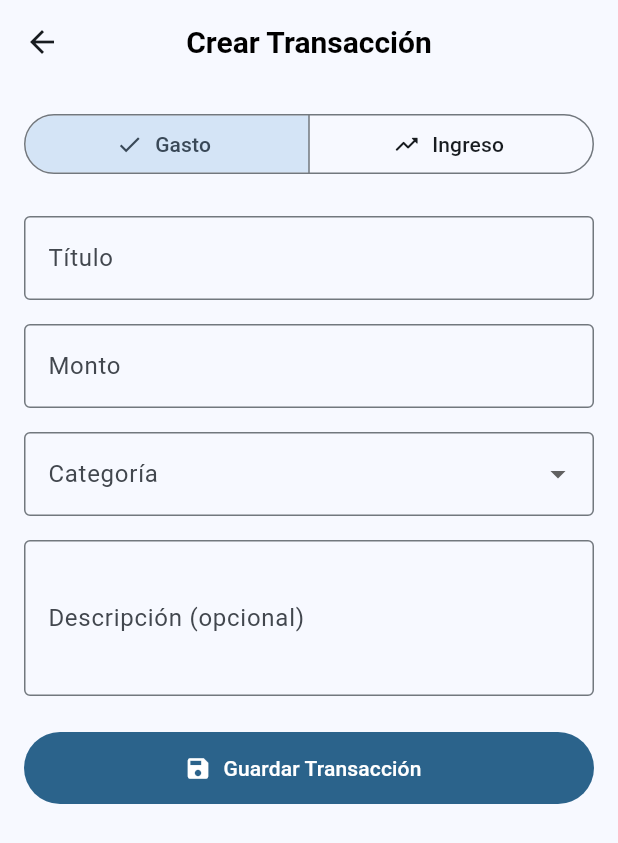
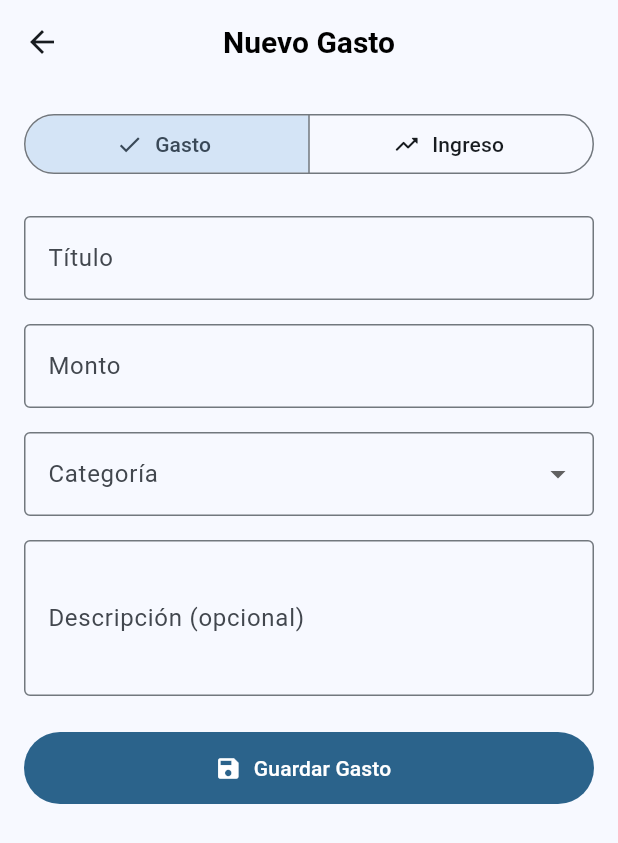
Before and after one commit to DetacoopFA2025/detagastos, a Flutter app: the screen it shows after launch, after a tap on the "add" icon, on a phone screen of 412 x 824 dp. Shown: the top 843 px of the screen. Run offline on Flutter 3.47's test engine with Material 3 defaults, Android fonts, the phone set to English and light mode, and no system bars; our stand-ins replace shared_preferences.

Commit message:
:sparkles: add detacoop logo

```diff
--- a/lib/screens/create_item_screen.dart
+++ b/lib/screens/create_item_screen.dart
@@ -118,7 +118,9 @@ class _CreateItemScreenState extends State<CreateItemScreen> {
   Widget build(BuildContext context) {
     return Scaffold(
       appBar: AppBar(
-        title: const Text('Crear Transacción'),
+        title: Text(_selectedType == TransactionType.expense
+            ? 'Nuevo Gasto'
+            : 'Nuevo Ingreso'),
       ),
       body: SingleChildScrollView(
         padding: const EdgeInsets.all(16.0),
@@ -154,10 +156,12 @@ class _CreateItemScreenState extends State<CreateItemScreen> {
               // Title Field
               TextFormField(
                 controller: _titleController,
-                decoration: const InputDecoration(
+                decoration: InputDecoration(
                   labelText: 'Título',
-                  hintText: 'Ej: Supermercado, Salario, etc.',
-                  border: OutlineInputBorder(),
+                  hintText: _selectedType == TransactionType.expense
+                      ? 'Ej: Supermercado, Gasolina, etc.'
+                      : 'Ej: Salario, Venta, etc.',
+                  border: const OutlineInputBorder(),
                 ),
                 validator: (value) {
                   if (value == null || value.isEmpty) {
@@ -249,8 +253,9 @@ class _CreateItemScreenState extends State<CreateItemScreen> {
                         ),
                       )
                     : const Icon(Icons.save),
-                label:
-                    Text(_isLoading ? 'Guardando...' : 'Guardar Transacción'),
+                label: Text(_isLoading
+                    ? 'Guardando...'
+                    : 'Guardar ${_selectedType == TransactionType.expense ? 'Gasto' : 'Ingreso'}'),
                 style: FilledButton.styleFrom(
                   minimumSize: const Size(double.infinity, 48),
                 ),
--- a/lib/screens/home_screen.dart
+++ b/lib/screens/home_screen.dart
@@ -23,7 +23,19 @@ class _HomeScreenState extends State<HomeScreen> {
 
     return Scaffold(
       appBar: AppBar(
-        title: const Text('DetaGastos'),
+        title: Row(
+          mainAxisAlignment: MainAxisAlignment.center,
+          children: [
+            Image.asset('assets/detacoop.png', width: 32, height: 32),
+            const SizedBox(width: 8),
+            const Text(
+              'DetaGastos',
+              style: TextStyle(
+                fontWeight: FontWeight.bold,
+              ),
+            ),
+          ],
+        ),
         actions: [
           IconButton(
             icon: const Icon(Icons.settings_outlined),
@@ -45,6 +57,12 @@ class _HomeScreenState extends State<HomeScreen> {
                 scrollDirection: Axis.horizontal,
                 children: [
                   SummaryCard(
+                    title: 'Balance',
+                    amount: _formatAmount(_transactionService.getBalance()),
+                    color: colorScheme.primary,
+                    icon: Icons.account_balance_wallet_rounded,
+                  ),
+                  SummaryCard(
                     title: 'Ingresos',
                     amount:
                         _formatAmount(_transactionService.getTotalIncomes()),
@@ -57,12 +75,6 @@ class _HomeScreenState extends State<HomeScreen> {
                         _formatAmount(_transactionService.getTotalExpenses()),
                     color: colorScheme.primary,
                     icon: Icons.trending_down_rounded,
-                  ),
-                  SummaryCard(
-                    title: 'Balance',
-                    amount: _formatAmount(_transactionService.getBalance()),
-                    color: colorScheme.primary,
-                    icon: Icons.account_balance_wallet_rounded,
                   ),
                 ],
               ),
--- a/lib/screens/transactions_list_screen.dart
+++ b/lib/screens/transactions_list_screen.dart
@@ -2,7 +2,6 @@ import 'package:flutter/material.dart';
 import '../models/transaction.dart';
 import '../services/transaction_service.dart';
 import '../widgets/transaction_item.dart';
-import 'create_item_screen.dart';
 
 class TransactionsListScreen extends StatelessWidget {
   final TransactionType type;
--- a/pubspec.yaml
+++ b/pubspec.yaml
@@ -59,9 +59,8 @@ flutter:
   uses-material-design: true
 
   # To add assets to your application, add an assets section, like this:
-  # assets:
-  #   - images/a_dot_burr.jpeg
-  #   - images/a_dot_ham.jpeg
+  assets:
+    - assets/detacoop.png
 
   # An image asset can refer to one or more resolution-specific "variants", see
   # https://flutter.dev/to/resolution-aware-images
```
Also changed, not shown: lib/widgets/transaction_section.dart (+0 -50 lines), assets/detacoop.png (added).
